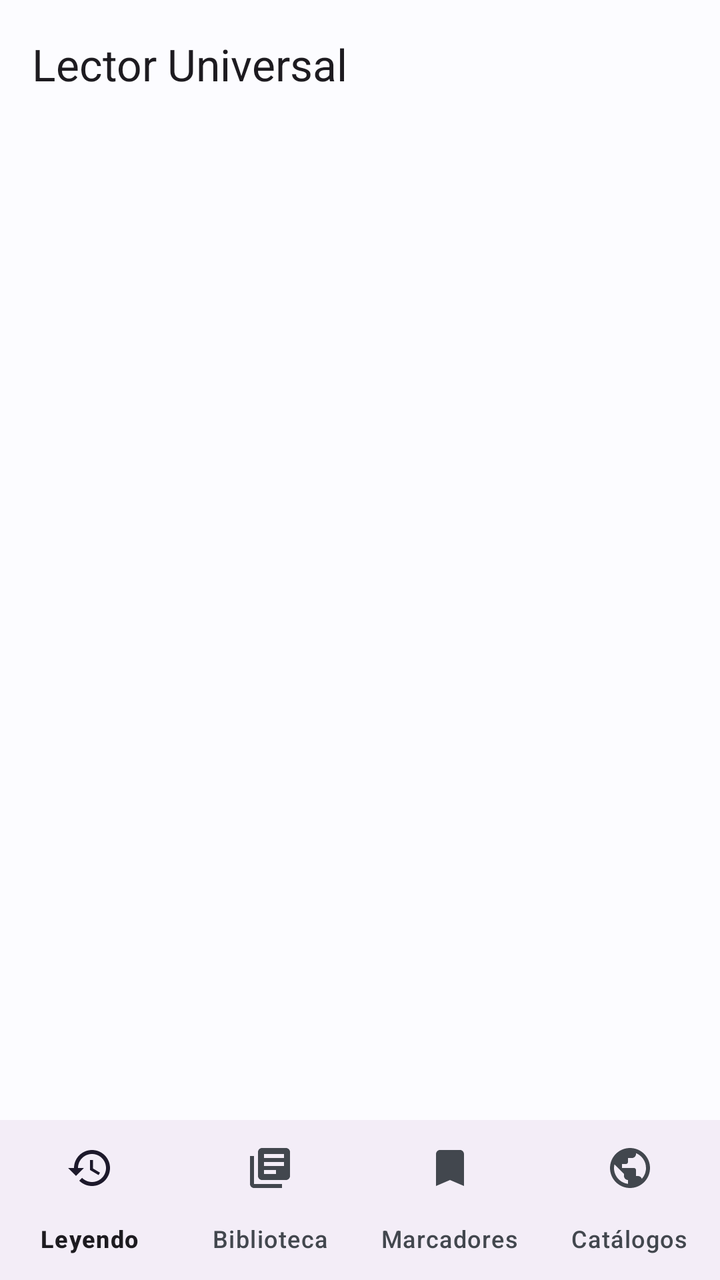
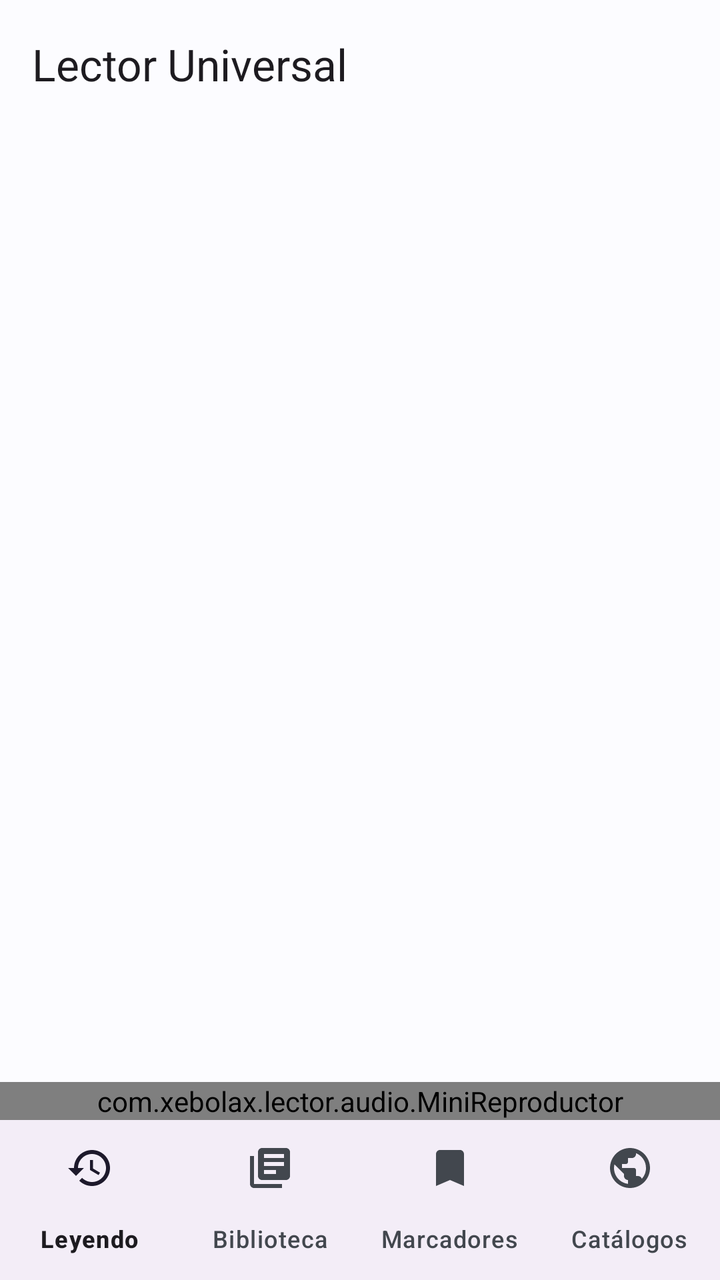

Screens rendered from an Android XML layout before and after an edit, with the pre-edit source and the edit as a unified diff.
<!-- AndroidManifest.xml: application theme Tema.Lector -->
<!-- res/layout/activity_principal.xml -->
<?xml version="1.0" encoding="utf-8"?>
<LinearLayout xmlns:android="http://schemas.android.com/apk/res/android"
	xmlns:app="http://schemas.android.com/apk/res-auto"
	android:layout_width="match_parent"
	android:layout_height="match_parent"
	android:fitsSystemWindows="true"
	android:orientation="vertical">

	<com.google.android.material.appbar.MaterialToolbar
		android:id="@+id/barra"
		android:layout_width="match_parent"
		android:layout_height="?attr/actionBarSize"
		app:title="@string/app_name" />

	<FrameLayout
		android:id="@+id/contenedor_pestanas"
		android:layout_width="match_parent"
		android:layout_height="0dp"
		android:layout_weight="1" />

	<com.google.android.material.bottomnavigation.BottomNavigationView
		android:id="@+id/navegacion"
		android:layout_width="match_parent"
		android:layout_height="wrap_content"
		app:labelVisibilityMode="labeled"
		app:menu="@menu/navegacion" />
</LinearLayout>
<!-- resources referenced by this layout -->
<resources>
  <string name="app_name">Lector Universal</string>
  <style name="Tema.Lector" parent="Theme.Material3.DayNight.NoActionBar">
  		
  		<item name="android:textColorHint">?attr/colorOnSurfaceVariant</item>
  		<item name="colorPrimary">@color/primario</item>
  		<item name="colorOnPrimary">@color/sobre_primario</item>
  		<item name="colorPrimaryContainer">@color/primario_contenedor</item>
  		<item name="colorOnPrimaryContainer">@color/sobre_primario_contenedor</item>
  		<item name="colorSecondary">@color/secundario</item>
  		<item name="android:colorBackground">@color/fondo</item>
  		<item name="colorOnBackground">@color/sobre_fondo</item>
  		<item name="colorSurfaceVariant">@color/superficie_variante</item>
  		<item name="colorOnSurfaceVariant">@color/sobre_superficie_variante</item>
  		<item name="android:windowLightStatusBar" tools:targetApi="m">?attr/isLightTheme</item>
  		<item name="preferenceTheme">@style/PreferenceThemeOverlay</item>
  	</style>
  <color name="primario">#1B5E8C</color>
  <color name="sobre_primario">#FFFFFF</color>
  <color name="primario_contenedor">#CFE5FF</color>
  <color name="sobre_primario_contenedor">#001D33</color>
  <color name="secundario">#526070</color>
  <color name="fondo">#FCFCFF</color>
  <color name="sobre_fondo">#1A1C1E</color>
  <color name="superficie_variante">#DEE3EB</color>
  <color name="sobre_superficie_variante">#42474E</color>
</resources>

<!-- the commit's change to res/layout/activity_principal.xml (unified diff, before → after) -->
@@ -18,6 +18,12 @@
 		android:layout_height="0dp"
 		android:layout_weight="1" />
 
+	
+	<com.xebolax.lector.audio.MiniReproductor
+		android:id="@+id/mini_reproductor"
+		android:layout_width="match_parent"
+		android:layout_height="wrap_content" />
+
 	<com.google.android.material.bottomnavigation.BottomNavigationView
 		android:id="@+id/navegacion"
 		android:layout_width="match_parent"
